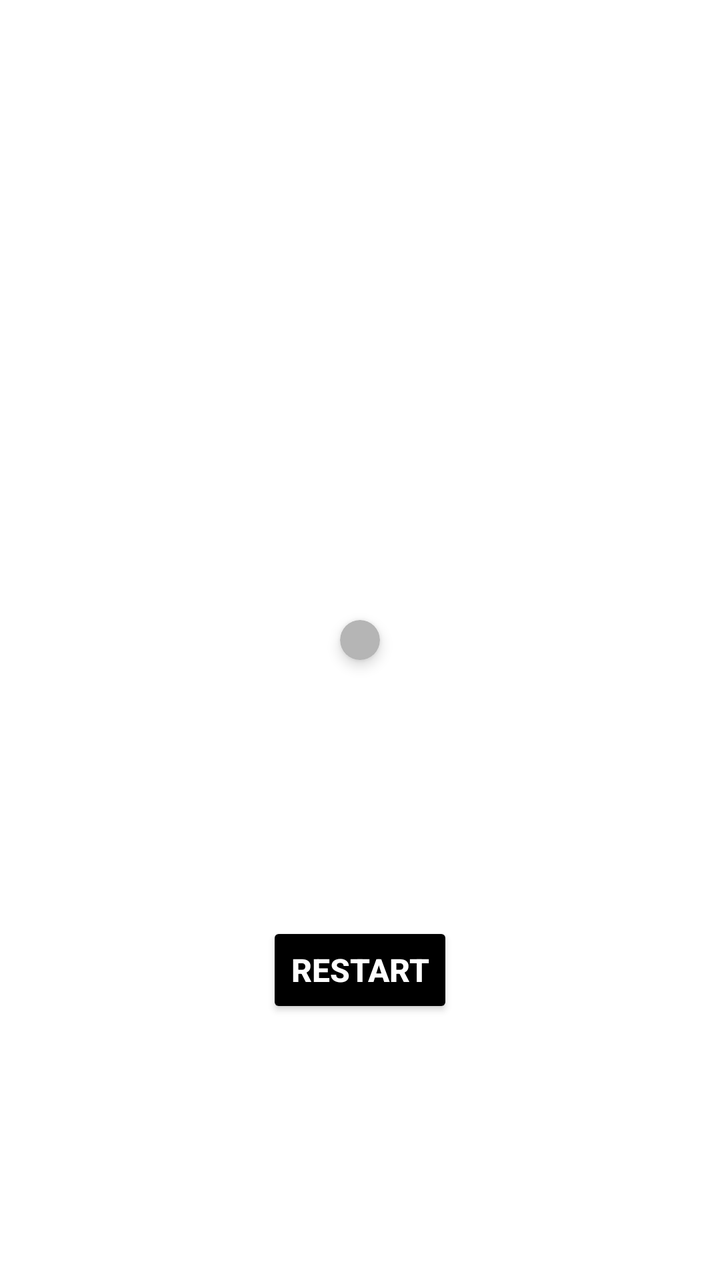
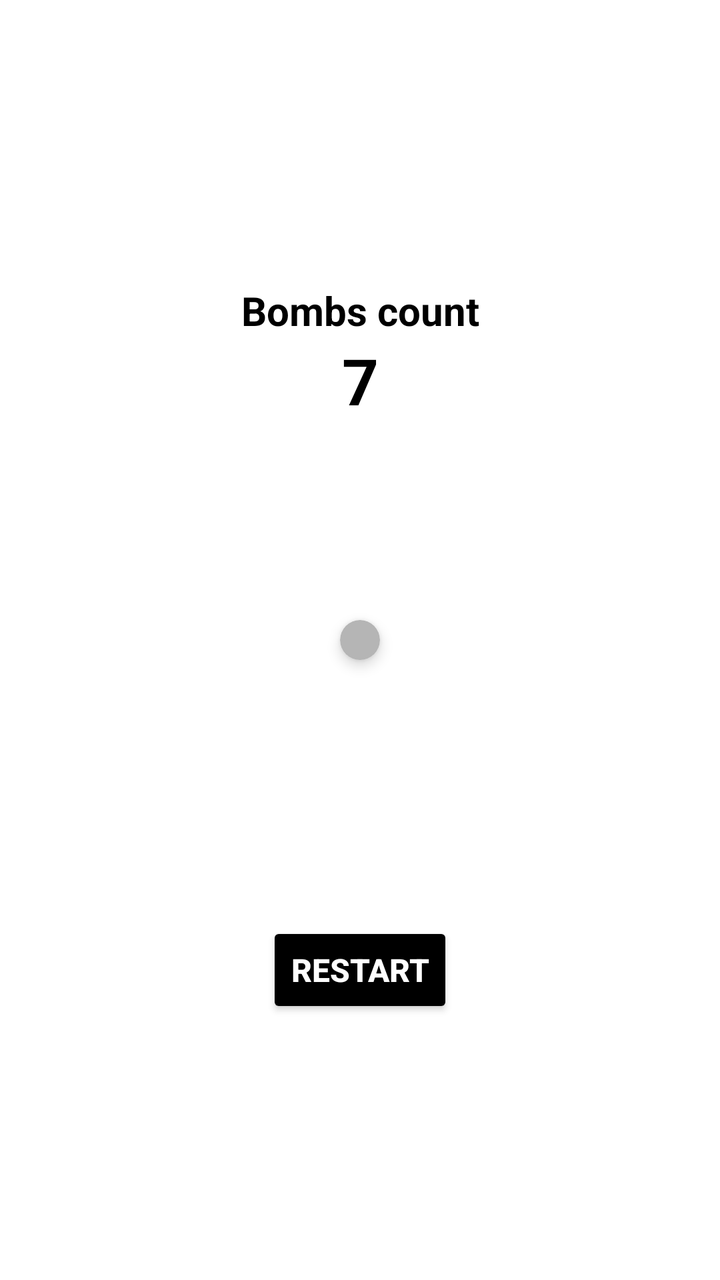

Before-and-after screenshots of an Android layout around one commit, followed by the original layout XML and the change that was made.
<!-- AndroidManifest.xml: application theme Theme.Minesweeper -->
<!-- res/layout/activity_main.xml -->
<?xml version="1.0" encoding="utf-8"?>
<androidx.constraintlayout.widget.ConstraintLayout xmlns:android="http://schemas.android.com/apk/res/android"
    xmlns:app="http://schemas.android.com/apk/res-auto"
    android:layout_width="match_parent"
    android:layout_height="match_parent"
    android:background="@color/white">

    <androidx.cardview.widget.CardView
        android:id="@+id/gridCardView"
        android:layout_width="wrap_content"
        android:layout_height="wrap_content"
        android:backgroundTint="@color/light_gray"
        app:cardCornerRadius="16dp"
        app:cardElevation="4dp"
        app:layout_constraintBottom_toBottomOf="parent"
        app:layout_constraintEnd_toEndOf="parent"
        app:layout_constraintStart_toStartOf="parent"
        app:layout_constraintTop_toTopOf="parent">

        <GridLayout
            android:id="@+id/grid"
            android:layout_width="match_parent"
            android:layout_height="match_parent"
            android:layout_margin="10dp"
            android:background="@color/light_gray" />
    </androidx.cardview.widget.CardView>

    <Button
        android:id="@+id/restartBtn"
        android:layout_width="wrap_content"
        android:layout_height="wrap_content"
        android:backgroundTint="@color/black"
        android:text="@string/restart"
        android:textColor="@color/white"
        android:textSize="16sp"
        android:textStyle="bold"
        app:cornerRadius="8dp"
        app:layout_constraintBottom_toBottomOf="parent"
        app:layout_constraintEnd_toEndOf="parent"
        app:layout_constraintStart_toStartOf="parent"
        app:layout_constraintTop_toBottomOf="@id/gridCardView" />
</androidx.constraintlayout.widget.ConstraintLayout>
<!-- resources referenced by this layout -->
<resources>
  <color name="black">#FF000000</color>
  <color name="light_gray">#B5B5B5</color>
  <color name="white">#FFFFFFFF</color>
  <string name="restart">Restart</string>
  <style name="Theme.Minesweeper" parent="Base.Theme.Minesweeper" />
  <style name="Base.Theme.Minesweeper" parent="Theme.Material3.DayNight.NoActionBar">
          
          
      </style>
</resources>

<!-- the commit's change to res/layout/activity_main.xml (unified diff, before → after) -->
@@ -4,6 +4,31 @@
     android:layout_width="match_parent"
     android:layout_height="match_parent"
     android:background="@color/white">
+
+    <TextView
+        android:id="@+id/bombsCountTitle"
+        android:layout_width="wrap_content"
+        android:layout_height="wrap_content"
+        android:text="@string/bombs_count"
+        android:textColor="@color/black"
+        android:textSize="20sp"
+        android:textStyle="bold"
+        app:layout_constraintBottom_toTopOf="@id/gridCardView"
+        app:layout_constraintEnd_toEndOf="parent"
+        app:layout_constraintStart_toStartOf="parent"
+        app:layout_constraintTop_toTopOf="parent" />
+
+    <TextView
+        android:id="@+id/bombsCount"
+        android:layout_width="wrap_content"
+        android:layout_height="wrap_content"
+        android:textColor="@color/black"
+        android:textSize="32sp"
+        android:text="7"
+        android:textStyle="bold"
+        app:layout_constraintEnd_toEndOf="parent"
+        app:layout_constraintStart_toStartOf="parent"
+        app:layout_constraintTop_toBottomOf="@id/bombsCountTitle" />
 
     <androidx.cardview.widget.CardView
         android:id="@+id/gridCardView"
<!-- resource entries referenced after the edit -->
@@ -3,6 +3,7 @@
   <color name="black">#FF000000</color>
   <color name="light_gray">#B5B5B5</color>
   <color name="white">#FFFFFFFF</color>
+  <string name="bombs_count">Bombs count</string>
   <string name="restart">Restart</string>
   <style name="Theme.Minesweeper" parent="Base.Theme.Minesweeper" />
   <style name="Base.Theme.Minesweeper" parent="Theme.Material3.DayNight.NoActionBar">
